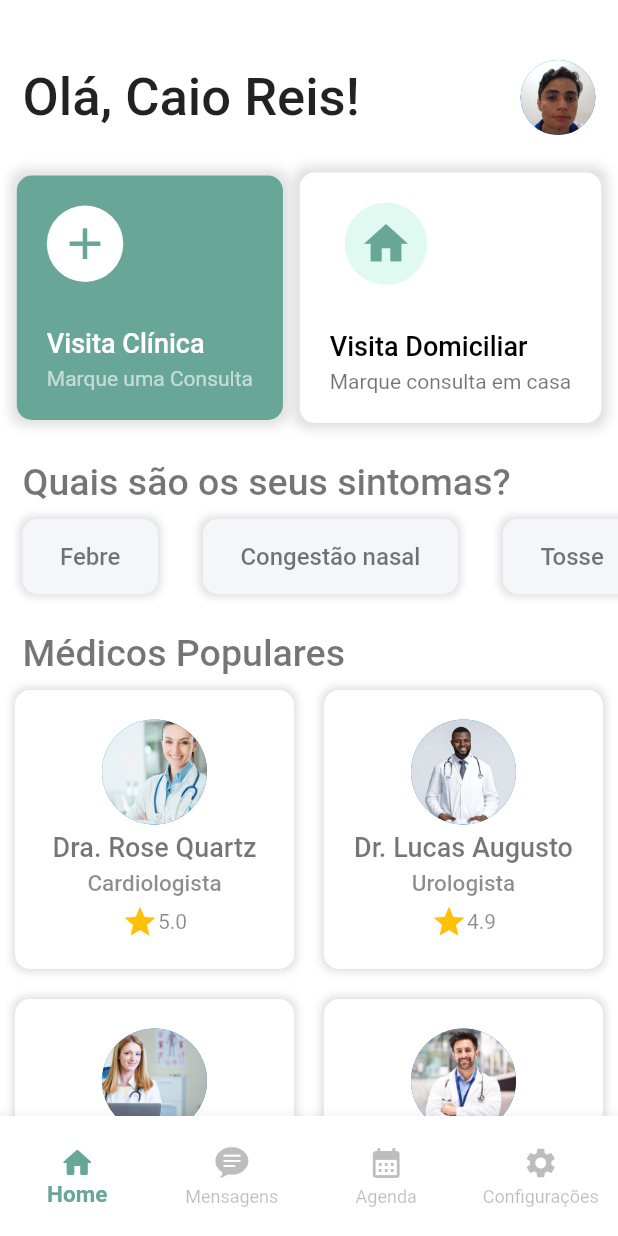
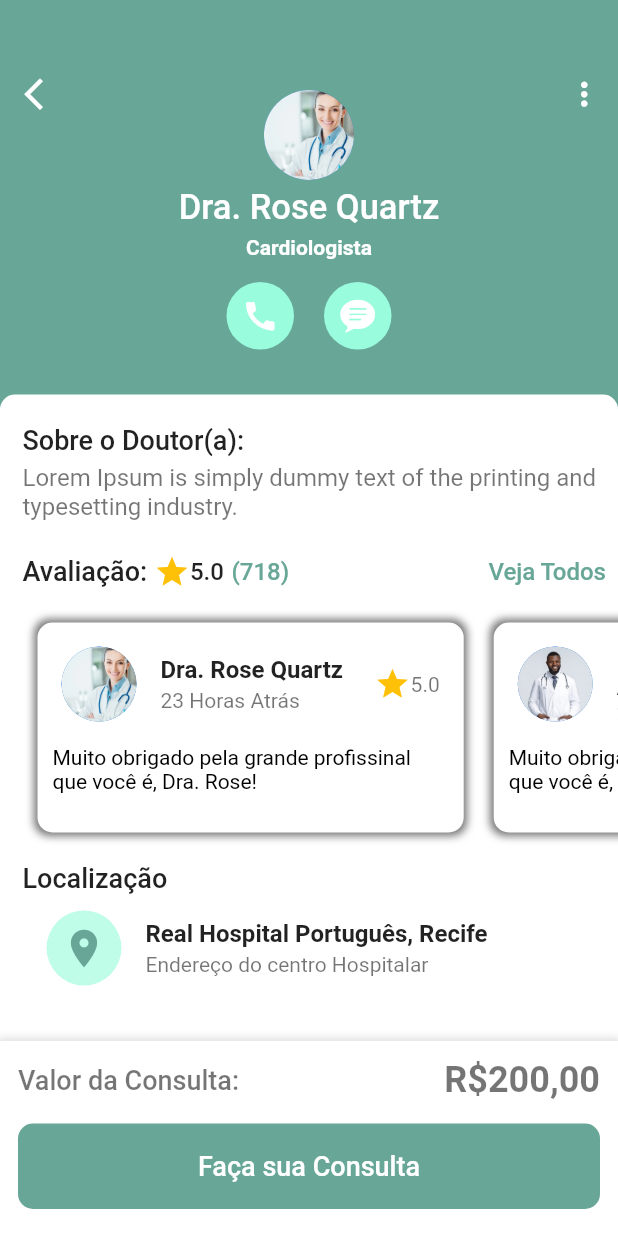
Before and after one commit to CaioReis29/hospital-app, a Flutter app: the NavbarRotas screen opened directly, after a tap on "Dra. Rose Quartz", on a phone screen of 412 x 824 dp. Run offline on Flutter 3.47's test engine with Material 2 defaults, Android fonts, the phone set to English and light mode, and no system bars.

Commit message:
add-pagina-agendamento

```diff
--- /dev/null
+++ b/lib/pages/agendamento.dart
@@ -0,0 +1,378 @@
+import 'package:flutter/cupertino.dart';
+import 'package:flutter/material.dart';
+import 'package:hospital_app/pages/home_page.dart';
+
+class Agendamento extends StatelessWidget {
+  List imgs = [
+    "medico1.jpg",
+    "medico2.jpg",
+    "medico3.jpg",
+    "medico4.jpg",
+  ];
+
+  List nomeMedicos = [
+    "Dra. Rose Quartz",
+    "Dr. Lucas Augusto",
+    "Dra. Mariana Silva",
+    "Dr. Jorge Sampaio",
+  ];
+
+  @override
+  Widget build(BuildContext context) {
+    return Scaffold(
+      backgroundColor: Color(0xFF68A797),
+      body: SingleChildScrollView(
+        child: Column(
+          children: [
+            SizedBox(
+              height: 50,
+            ),
+            Padding(
+              padding: EdgeInsets.symmetric(horizontal: 10),
+              child: Stack(
+                children: [
+                  Row(
+                    mainAxisAlignment: MainAxisAlignment.spaceBetween,
+                    children: [
+                      InkWell(
+                        onTap: () {
+                          Navigator.pop(context);
+                        },
+                        child: Icon(
+                          Icons.arrow_back_ios_new,
+                          color: Colors.white,
+                          size: 25,
+                        ),
+                      ),
+                      InkWell(
+                        onTap: () {},
+                        child: Icon(
+                          Icons.more_vert,
+                          color: Colors.white,
+                          size: 25,
+                        ),
+                      ),
+                    ],
+                  ),
+                  Padding(
+                    padding: EdgeInsets.symmetric(vertical: 10),
+                    child: Column(
+                      mainAxisAlignment: MainAxisAlignment.spaceEvenly,
+                      children: [
+                        CircleAvatar(
+                          radius: 30,
+                          backgroundImage: AssetImage("assets/img/medico1.jpg"),
+                        ),
+                        SizedBox(
+                          height: 5,
+                        ),
+                        Text(
+                          "Dra. Rose Quartz",
+                          style: TextStyle(
+                            color: Colors.white,
+                            fontSize: 23,
+                            fontWeight: FontWeight.w500,
+                          ),
+                        ),
+                        SizedBox(
+                          height: 5,
+                        ),
+                        Text(
+                          "Cardiologista",
+                          style: TextStyle(
+                            color: Colors.white,
+                            fontWeight: FontWeight.bold,
+                          ),
+                        ),
+                        SizedBox(
+                          height: 15,
+                        ),
+                        Row(
+                          mainAxisAlignment: MainAxisAlignment.center,
+                          children: [
+                            Container(
+                              padding: EdgeInsets.all(10),
+                              decoration: BoxDecoration(
+                                color: Color.fromARGB(255, 153, 252, 220),
+                                shape: BoxShape.circle,
+                              ),
+                              child: Icon(
+                                Icons.call,
+                                size: 25,
+                                color: Colors.white,
+                              ),
+                            ),
+                            SizedBox(
+                              width: 20,
+                            ),
+                            Container(
+                              padding: EdgeInsets.all(10),
+                              decoration: BoxDecoration(
+                                color: Color.fromARGB(255, 153, 252, 220),
+                                shape: BoxShape.circle,
+                              ),
+                              child: Icon(
+                                CupertinoIcons.chat_bubble_text_fill,
+                                size: 25,
+                                color: Colors.white,
+                              ),
+                            ),
+                          ],
+                        ),
+                      ],
+                    ),
+                  ),
+                ],
+              ),
+            ),
+            SizedBox(
+              height: 20,
+            ),
+            Container(
+              height: MediaQuery.of(context).size.height / 1.4,
+              width: double.infinity,
+              padding: EdgeInsets.only(top: 20, left: 15),
+              decoration: BoxDecoration(
+                color: Colors.white,
+                borderRadius: BorderRadius.only(
+                  topLeft: Radius.circular(10),
+                  topRight: Radius.circular(10),
+                ),
+              ),
+              child: Column(
+                crossAxisAlignment: CrossAxisAlignment.start,
+                children: [
+                  Text(
+                    "Sobre o Doutor(a):",
+                    style: TextStyle(
+                      fontSize: 18,
+                      fontWeight: FontWeight.w500,
+                    ),
+                  ),
+                  SizedBox(
+                    height: 5,
+                  ),
+                  Text(
+                    "Lorem Ipsum is simply dummy text of the printing and typesetting industry.",
+                    style: TextStyle(
+                      fontSize: 16,
+                      color: Colors.black54,
+                    ),
+                  ),
+                  SizedBox(
+                    height: 10,
+                  ),
+                  Row(
+                    children: [
+                      Text(
+                        "Avaliação: ",
+                        style: TextStyle(
+                          fontSize: 18,
+                          fontWeight: FontWeight.w500,
+                        ),
+                      ),
+                      SizedBox(
+                        height: 10,
+                      ),
+                      Icon(
+                        Icons.star,
+                        color: Colors.amber,
+                      ),
+                      Text(
+                        "5.0",
+                        style: TextStyle(
+                            fontWeight: FontWeight.w500, fontSize: 16),
+                      ),
+                      SizedBox(
+                        width: 5,
+                      ),
+                      Text(
+                        "(718)",
+                        style: TextStyle(
+                            color: Color(0xFF68A797),
+                            fontWeight: FontWeight.w500,
+                            fontSize: 16),
+                      ),
+                      Spacer(),
+                      TextButton(
+                          onPressed: () {},
+                          child: Text(
+                            "Veja Todos",
+                            style: TextStyle(
+                              fontSize: 16,
+                              fontWeight: FontWeight.w500,
+                              color: Color(0xFF68A797),
+                            ),
+                          )),
+                    ],
+                  ),
+                  SizedBox(
+                    height: 160,
+                    child: ListView.builder(
+                        scrollDirection: Axis.horizontal,
+                        itemCount: 4,
+                        itemBuilder: ((context, index) {
+                          return Container(
+                            margin: EdgeInsets.all(10),
+                            padding: EdgeInsets.symmetric(vertical: 5),
+                            decoration: BoxDecoration(
+                              color: Colors.white,
+                              borderRadius: BorderRadius.circular(10),
+                              boxShadow: [
+                                BoxShadow(
+                                    color: Colors.black54,
+                                    blurRadius: 4,
+                                    spreadRadius: 2),
+                              ],
+                            ),
+                            child: SizedBox(
+                              width: MediaQuery.of(context).size.width / 1.45,
+                              child: Column(
+                                children: [
+                                  ListTile(
+                                    leading: CircleAvatar(
+                                      radius: 25,
+                                      backgroundImage: AssetImage(
+                                          "assets/img/${imgs[index]}"),
+                                    ),
+                                    title: Text(
+                                      nomeMedicos[index],
+                                      style: TextStyle(
+                                        fontWeight: FontWeight.bold
+                                      ),
+                                    ),
+                                    subtitle: Text('23 Horas Atrás'),
+                                    trailing: Row(
+                                      mainAxisSize: MainAxisSize.min,
+                                      mainAxisAlignment: MainAxisAlignment.center,
+                                      children: [
+                                        Icon(
+                                          Icons.star,
+                                          color: Colors.amber,
+                                        ),
+                                        Text(
+                                          "5.0",
+                                          style: TextStyle(
+                                            color: Colors.black54
+                                          ),
+                                        )
+                                      ],
+                                    ),
+                                  ),
+                                  SizedBox(height: 5,),
+                                  Padding(padding: EdgeInsets.symmetric(horizontal: 10),
+                                  child: Text(
+                                    "Muito obrigado pela grande profissinal que você é, Dra. Rose!",
+                                    maxLines: 2,
+                                    overflow: TextOverflow.ellipsis,
+                                    style: TextStyle(
+                                      color: Colors.black
+                                    ),
+                                  ),
+                                  ),
+                                ],
+                              ),
+                            ),
+                          );
+                        })),
+                  ),
+                  SizedBox(height: 10,),
+                  Text(
+                    "Localização",
+                    style: TextStyle(
+                      fontSize: 18,
+                      fontWeight: FontWeight.w500
+                    ),
+                  ),
+                  ListTile(
+                    leading: Container(
+                      padding: EdgeInsets.all(10),
+                      decoration: BoxDecoration(
+                        color: Color.fromARGB(255, 191, 253, 233),
+                        shape: BoxShape.circle,
+                      ),
+                      child: Icon(
+                        Icons.location_on,
+                        color: Color(0xFF68A797),
+                        size: 30,
+                      ),
+                    ),
+                    title: Text(
+                      'Real Hospital Português, Recife',
+                      style: TextStyle(
+                        fontWeight: FontWeight.bold
+                      ),
+                    ),
+                    subtitle: Text(
+                      'Endereço do centro Hospitalar',
+                      ),
+                  )
+                ],
+              ),
+            ),
+          ],
+        ),
+      ),
+      bottomNavigationBar: Container(
+        padding: EdgeInsets.all(12),
+        height: 130,
+        decoration: BoxDecoration(
+          color: Colors.white,
+          boxShadow: [
+            BoxShadow(
+              color: Colors.black12,
+              blurRadius: 4,
+              spreadRadius: 2
+            )
+          ]
+        ),
+        child: Column(
+          children: [Row(
+            mainAxisAlignment: MainAxisAlignment.spaceBetween,
+            children: [
+              Text(
+                'Valor da Consulta:',
+                style: TextStyle(
+                  fontSize: 18,
+                  color: Colors.black54,
+                  fontWeight: FontWeight.w500
+                ),
+                ),
+                Text(
+                  'R\$200,00',
+                  style: TextStyle(
+                    fontSize: 24,
+                    color: Colors.black54,
+                    fontWeight: FontWeight.bold
+                  ),
+                )
+            ],
+          ),
+          SizedBox(height: 15,),
+          InkWell(
+            onTap: (){},
+            child: Container(
+              width: MediaQuery.of(context).size.width,
+              padding: EdgeInsets.symmetric(vertical: 18),
+              decoration: BoxDecoration(
+                color: Color(0xFF68A797),
+                borderRadius: BorderRadius.circular(10),
+              ),
+              child: Center(
+                child: Text(
+                  'Faça sua Consulta',
+                  style: TextStyle(
+                    color: Colors.white,
+                    fontSize: 18,
+                    fontWeight: FontWeight.w500
+                  ),
+                ),
+              ),
+            ),
+          ),
+          ],
+        ),
+      ),
+    );
+  }
+}
--- /dev/null
+++ b/lib/pages/calendario.dart
@@ -0,0 +1,20 @@
+import 'package:flutter/material.dart';
+
+class Calendario extends StatefulWidget {
+
+  const Calendario({ super.key });
+
+  @override
+  State<Calendario> createState() => _CalendarioState();
+}
+
+class _CalendarioState extends State<Calendario> {
+
+   @override
+   Widget build(BuildContext context) {
+       return Scaffold(
+           appBar: AppBar(title: const Text(''),),
+           body: Container(),
+       );
+  }
+}
--- /dev/null
+++ b/lib/pages/chats.dart
@@ -0,0 +1,20 @@
+import 'package:flutter/material.dart';
+
+class Chats extends StatefulWidget {
+
+  const Chats({ super.key });
+
+  @override
+  State<Chats> createState() => _ChatsState();
+}
+
+class _ChatsState extends State<Chats> {
+
+   @override
+   Widget build(BuildContext context) {
+       return Scaffold(
+           appBar: AppBar(title: const Text(''),),
+           body: Container(),
+       );
+  }
+}
--- /dev/null
+++ b/lib/pages/configuracoes.dart
@@ -0,0 +1,20 @@
+import 'package:flutter/material.dart';
+
+class Configuracoes extends StatefulWidget {
+
+  const Configuracoes({ super.key });
+
+  @override
+  State<Configuracoes> createState() => _ConfiguracoesState();
+}
+
+class _ConfiguracoesState extends State<Configuracoes> {
+
+   @override
+   Widget build(BuildContext context) {
+       return Scaffold(
+           appBar: AppBar(title: const Text(''),),
+           body: Container(),
+       );
+  }
+}
--- a/lib/pages/home_page.dart
+++ b/lib/pages/home_page.dart
@@ -1,4 +1,5 @@
 import 'package:flutter/material.dart';
+import 'package:hospital_app/pages/agendamento.dart';
 
 class HomePage extends StatelessWidget {
   List sintomas = [
@@ -69,7 +70,8 @@ class HomePage extends StatelessWidget {
               InkWell(
                 onTap: () {},
                 child: Container(
-                  padding: EdgeInsets.all(20),
+                  padding: EdgeInsets.symmetric(horizontal: 10, vertical: 20),
+                  margin: EdgeInsets.symmetric(horizontal: 2),
                   decoration: BoxDecoration(
                     color: Color(0xFF68A797),
                     borderRadius: BorderRadius.circular(10),
@@ -93,18 +95,21 @@ class HomePage extends StatelessWidget {
                         child: Icon(
                           Icons.add,
                           color: Color(0xFF68A797),
-                          size: 35,
+                          size: 40,
                         ),
                       ),
                       SizedBox(
                         height: 30,
                       ),
-                      Text(
+                      Container(
+                        width: 150,
+                        child: Text(
                           'Visita Clínica',
                           style: TextStyle(
                               fontSize: 18,
                               color: Colors.white,
                               fontWeight: FontWeight.w500),
+                        ),
                       ),
                       SizedBox(
                         height: 5,
@@ -122,7 +127,7 @@ class HomePage extends StatelessWidget {
               InkWell(
                 onTap: () {},
                 child: Container(
-                  padding: EdgeInsets.all(20),
+                  padding: EdgeInsets.symmetric(horizontal: 10, vertical: 20),
                   decoration: BoxDecoration(
                     color: Colors.white,
                     borderRadius: BorderRadius.circular(10),
@@ -138,7 +143,8 @@ class HomePage extends StatelessWidget {
                     crossAxisAlignment: CrossAxisAlignment.start,
                     children: [
                       Container(
-                        padding: EdgeInsets.symmetric(horizontal: 20, vertical: 10),
+                        padding: EdgeInsets.symmetric(vertical: 10, horizontal: 10),
+                        margin: EdgeInsets.symmetric(horizontal: 5),
                         decoration: BoxDecoration(
                           color: Color.fromARGB(255, 224, 250, 242),
                           shape: BoxShape.circle,
@@ -146,11 +152,11 @@ class HomePage extends StatelessWidget {
                         child: Icon(
                           color: Color(0xFF68A797),
                           Icons.home,
-                          size: 35,
+                          size: 30,
                         ),
                       ),
                       SizedBox(
-                        height: 30,
+                        height: 20,
                       ),
                       Text(
                         'Visita Domiciliar',
@@ -162,12 +168,15 @@ class HomePage extends StatelessWidget {
                       SizedBox(
                         height: 5,
                       ),
-                      Text(
+                      Container(
+                        width: 150,
+                        child: Text(
                           'Marque consulta em casa',
-                        textAlign: TextAlign.center,
+                          overflow: TextOverflow.clip,
                           maxLines: 2,
                           style: TextStyle(
                             color: Colors.black54,
+                          ),
                         ),
                       ),
                     ],
@@ -241,10 +250,17 @@ class HomePage extends StatelessWidget {
               physics: NeverScrollableScrollPhysics(),
             itemBuilder: (context, index) {
               return InkWell(
-                onTap: (){},
+                onTap: (){
+                  Navigator.push(
+                    context,
+                    MaterialPageRoute(
+                      builder: (context) => Agendamento(),
+                    ),
+                  );
+                },
                 child: Container(
                   margin: EdgeInsets.all(10),
-                  padding: EdgeInsets.symmetric(vertical: 15),
+                  padding: EdgeInsets.symmetric(vertical: 10),
                   decoration: BoxDecoration(
                     color: Colors.white,
                     borderRadius: BorderRadius.circular(10),
@@ -266,7 +282,7 @@ class HomePage extends StatelessWidget {
                       Text(
                         nomeMedicos[index],
                         style: TextStyle(
-                          fontSize: 18,
+                          fontSize: 15,
                           fontWeight: FontWeight.w500,
                           color: Colors.black54
                         ),
--- a/lib/widgets/navbar_rotas.dart
+++ b/lib/widgets/navbar_rotas.dart
@@ -1,5 +1,8 @@
 import 'package:flutter/cupertino.dart';
 import 'package:flutter/material.dart';
+import 'package:hospital_app/pages/calendario.dart';
+import 'package:hospital_app/pages/chats.dart';
+import 'package:hospital_app/pages/configuracoes.dart';
 import 'package:hospital_app/pages/home_page.dart';
 
 class NavbarRotas extends StatefulWidget {
@@ -14,9 +17,9 @@ class _NavbarRotasState extends State<NavbarRotas> {
 
   final _paginas = [
     HomePage(),
-    Container(),
-    Container(),
-    Container(),
+    Chats(),
+    Calendario(),
+    Configuracoes(),
   ];
 
   @override
```
Lines whose indentation alone changed are shown as unchanged.
